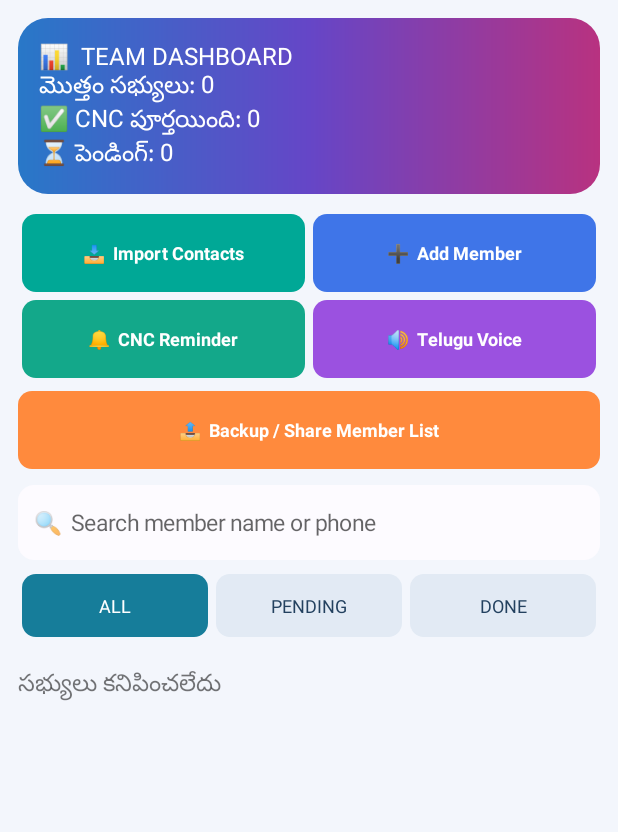
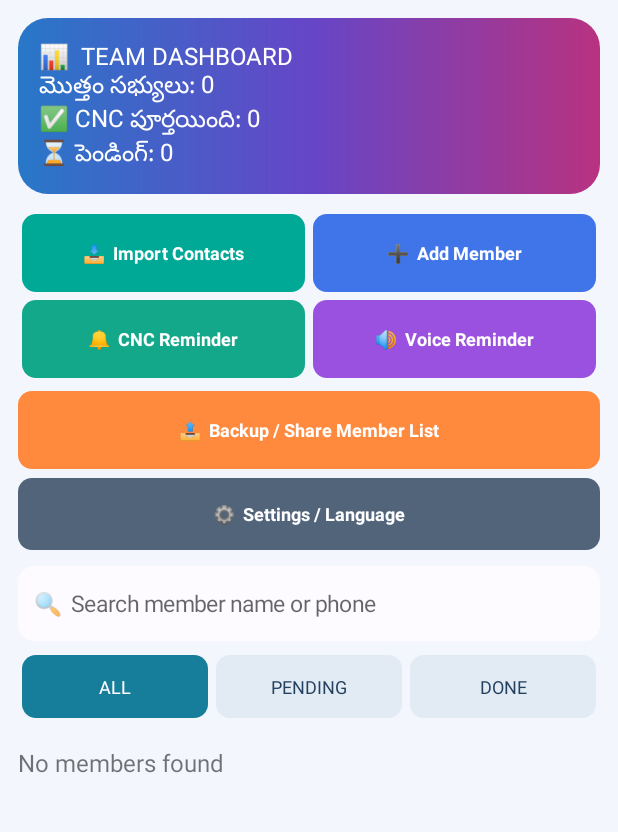
Before and after one commit to Parnashr/My-Downline-Manager, an Android app: the screen it shows after launch (MainActivity), on a phone screen of 412 x 824 dp, the part 147-979 px from its top. Run offline under Robolectric (Android 15) with nearby library versions, the phone set to English and light mode, and no system bars.

Commit message:
Add English default and Telugu language setting

```diff
--- a/app/src/main/java/com/teambanjarahills/mydownlinemanager/MainActivity.kt
+++ b/app/src/main/java/com/teambanjarahills/mydownlinemanager/MainActivity.kt
@@ -29,6 +29,8 @@ class MainActivity : Activity(), TextToSpeech.OnInitListener {
     private lateinit var summary: TextView
     private lateinit var search: EditText
     private var filter = "ALL"
+    private val language get() = prefs.getString("language", "en") ?: "en"
+    private fun tr(en: String, te: String) = if (language == "te") te else en
     private var tts: TextToSpeech? = null
     private val prefs by lazy { getSharedPreferences("downline_data", MODE_PRIVATE) }
     private val contactPermission = 201
@@ -101,14 +103,16 @@ class MainActivity : Activity(), TextToSpeech.OnInitListener {
             ReminderScheduler.scheduleNext(this@MainActivity)
             Toast.makeText(this@MainActivity, "Monthly CNC reminder is scheduled", Toast.LENGTH_LONG).show()
         }, weightedParams())
-        row2.addView(actionButton("🔊  Telugu Voice", 0xFF9B51E0.toInt()) { speakReminder() }, weightedParams())
+        row2.addView(actionButton("🔊  ${tr("Voice Reminder", "వాయిస్ రిమైండర్")}", 0xFF9B51E0.toInt()) { speakReminder() }, weightedParams())
         actionGrid.addView(row2)
-        actionGrid.addView(actionButton("📤  Backup / Share Member List", 0xFFFF8A3D.toInt()) { shareBackup() },
+        actionGrid.addView(actionButton("📤  ${tr("Backup / Share Member List", "బ్యాకప్ / సభ్యుల జాబితా షేర్")}", 0xFFFF8A3D.toInt()) { shareBackup() },
             LinearLayout.LayoutParams(-1, dp(52)).apply { topMargin = dp(6) })
+        actionGrid.addView(actionButton("⚙️  ${tr("Settings / Language", "సెట్టింగ్స్ / భాష")}", 0xFF52647A.toInt()) { showLanguageSettings() },
+            LinearLayout.LayoutParams(-1, dp(48)).apply { topMargin = dp(6) })
         main.addView(actionGrid, marginParams(-1, -2, 0, 0, 0, 16))
 
         search = EditText(this).apply {
-            hint = "🔍  Search member name or phone"
+            hint = "🔍  ${tr("Search member name or phone", "సభ్యుడి పేరు లేదా ఫోన్ వెతకండి")}"
             setSingleLine(true)
             textSize = 15f
             setTextColor(0xFF17365D.toInt())
@@ -183,7 +187,7 @@ class MainActivity : Activity(), TextToSpeech.OnInitListener {
             (filter == "ALL" || (filter == "DONE" && it.doneMonth == monthKey) || (filter == "PENDING" && it.doneMonth != monthKey))
         }
         if (filtered.isEmpty()) {
-            listArea.addView(TextView(this).apply { text = "సభ్యులు కనిపించలేదు"; textSize = 16f; setPadding(0,18,0,18) })
+            listArea.addView(TextView(this).apply { text = tr("No members found", "సభ్యులు కనిపించలేదు"); textSize = 16f; setPadding(0,18,0,18) })
         }
         filtered.forEach { m ->
             val card = LinearLayout(this).apply { orientation = LinearLayout.VERTICAL; setPadding(10,12,10,12) }
@@ -277,8 +281,19 @@ class MainActivity : Activity(), TextToSpeech.OnInitListener {
             }.setNegativeButton("Cancel", null).show()
     }
 
+    private fun showLanguageSettings() {
+        val options = arrayOf("English (Default)", "తెలుగు")
+        val selected = if (language == "te") 1 else 0
+        AlertDialog.Builder(this).setTitle("App Language / యాప్ భాష")
+            .setSingleChoiceItems(options, selected) { dialog, which ->
+                prefs.edit().putString("language", if (which == 1) "te" else "en").apply()
+                dialog.dismiss(); buildScreen()
+                toast(if (which == 1) "తెలుగు భాష ఎంపికైంది" else "English selected")
+            }.setNegativeButton("Cancel", null).show()
+    }
+
     private fun speakReminder() {
-        val msg = "గుడ్ మార్నింగ్. నమస్కారం అండి. నేను లావణ్య మాట్లాడుతున్నాను, టీమ్ బంజారాహిల్స్ నుంచి. మన వెస్టిజ్ సి ఎన్ సి గురించి చిన్న రిమైండర్. ఈ నెల రెండు నుంచి పద్నాలుగో తేదీ లోపు మీ సి ఎన్ సి పూర్తి చేసుకోండి. సహాయం కావాలంటే నాకు చెప్పండి. థాంక్యూ అండి."
+        val msg = if (language == "te") "గుడ్ మార్నింగ్. నమస్కారం అండి. నేను లావణ్య మాట్లాడుతున్నాను, టీమ్ బంజారాహిల్స్ నుంచి. మన వెస్టిజ్ సి ఎన్ సి గురించి చిన్న రిమైండర్. ఈ నెల రెండు నుంచి పద్నాలుగో తేదీ లోపు మీ సి ఎన్ సి పూర్తి చేసుకోండి. సహాయం కావాలంటే నాకు చెప్పండి. థాంక్యూ అండి." else "Good morning. This is a reminder from Team Banjarahills about your Vestige CNC. Please complete your monthly CNC between the 2nd and 14th. Contact your team leader if you need any help. Thank you."
         tts?.speak(msg, TextToSpeech.QUEUE_FLUSH, null, "cnc_voice")
             ?: toast("Text to Speech సిద్ధంగా లేదు")
     }
```
